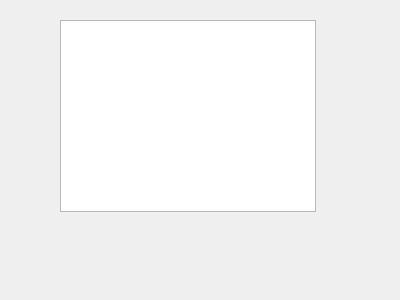
Before: the Qt Designer form pyfemtet_opt_gui_2/ui/WizardPage_confirm.ui in pyfemtet/pyfemtet-opt-gui, drawn with Qt 5.
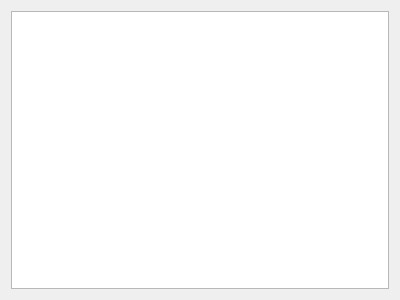
After: the same form once the commit is applied.

What changed in the file:
```diff
--- a/pyfemtet_opt_gui_2/ui/WizardPage_confirm.ui
+++ b/pyfemtet_opt_gui_2/ui/WizardPage_confirm.ui
@@ -13,16 +13,11 @@
   <property name="windowTitle">
    <string>WizardPage</string>
   </property>
-  <widget class="QTreeView" name="treeView">
-   <property name="geometry">
-    <rect>
-     <x>60</x>
-     <y>20</y>
-     <width>256</width>
-     <height>192</height>
-    </rect>
-   </property>
-  </widget>
+  <layout class="QGridLayout" name="gridLayout">
+   <item row="0" column="0">
+    <widget class="QTreeView" name="treeView"/>
+   </item>
+  </layout>
  </widget>
  <resources/>
  <connections/>
```
